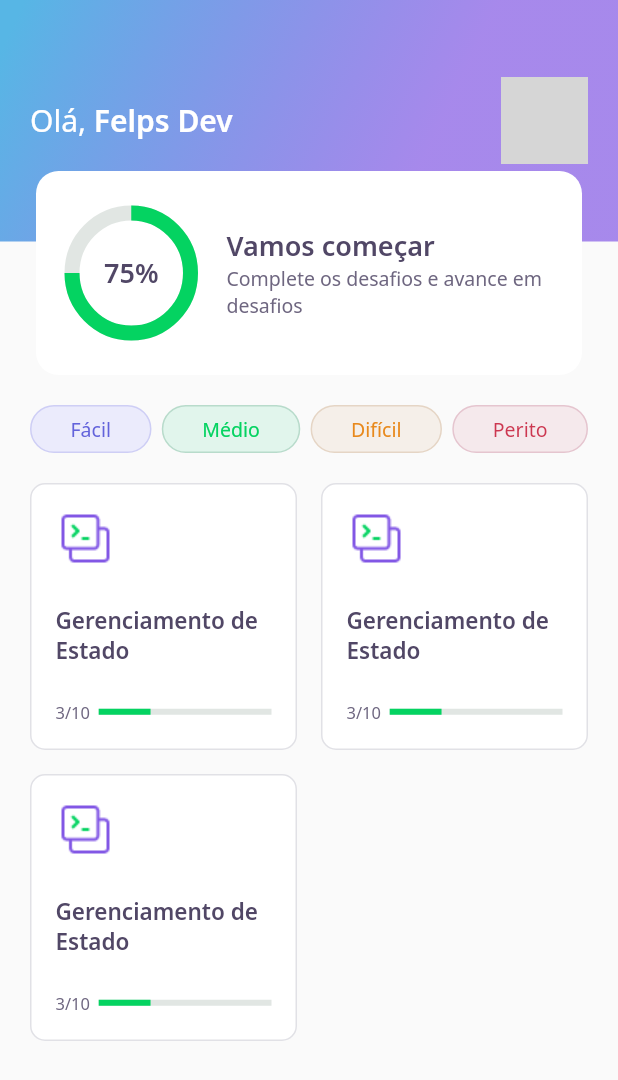
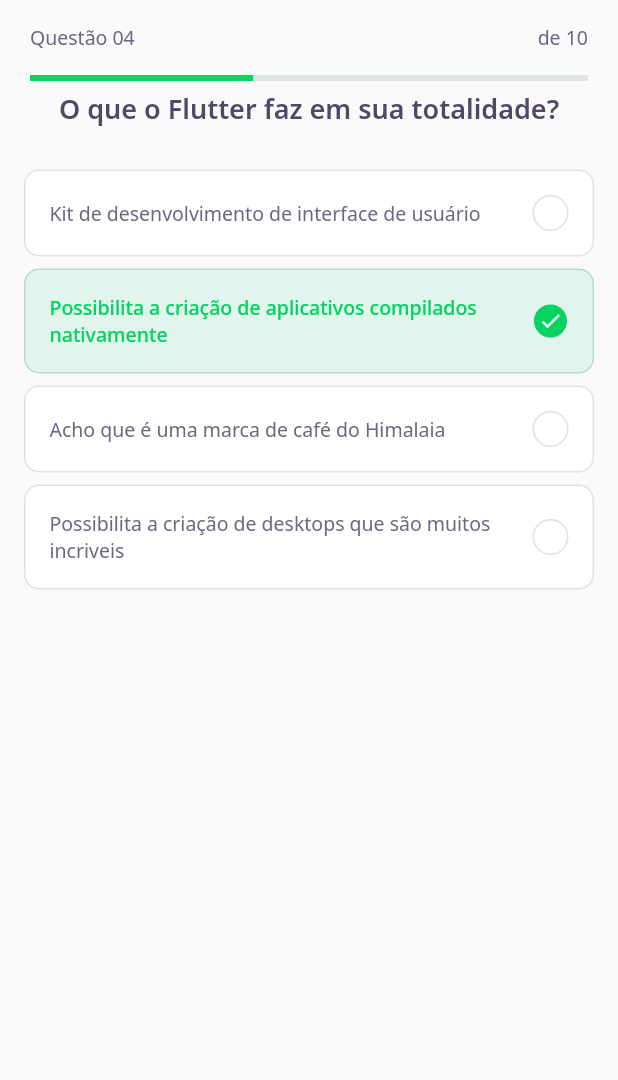
Before and after one commit to felixvicent/devquiz, a Flutter app: the screen it shows after launch, on a phone screen of 412 x 824 dp. Shown: the top 1080 px of the screen. Run offline on Flutter 3.47's test engine with Material 2 defaults, Android fonts, the phone set to English and light mode, and no system bars; our stand-ins replace google_fonts; grey boxes are pictures that could not be loaded.

Commit message:
Create challenges quiz

```diff
--- /dev/null
+++ b/lib/challenge/challenge_page.dart
@@ -0,0 +1,28 @@
+import 'package:dev_quiz/challenge/widgets/awnser/awnser_widget.dart';
+import 'package:dev_quiz/challenge/widgets/question_indicator/question_indicator_widget.dart';
+import 'package:dev_quiz/challenge/widgets/quiz/quiz_widget.dart';
+import 'package:flutter/material.dart';
+
+class ChallengePage extends StatefulWidget {
+  @override
+  _ChallengePageState createState() => _ChallengePageState();
+}
+
+class _ChallengePageState extends State<ChallengePage> {
+  @override
+  Widget build(BuildContext context) {
+    return Scaffold(
+      appBar: PreferredSize(
+        preferredSize: Size.fromHeight(60),
+        child: SafeArea(
+          child: QuestionIndicator()
+        ),
+      ),
+      body: Column(
+        children: [
+          QuizWidget(title: 'O que o Flutter faz em sua totalidade?',),
+        ],
+      ),
+    );
+  }
+}
--- /dev/null
+++ b/lib/challenge/widgets/awnser/awnser_widget.dart
@@ -0,0 +1,61 @@
+import 'package:dev_quiz/core/core.dart';
+import 'package:flutter/material.dart';
+
+class AwnserWidget extends StatelessWidget {
+  final String title;
+  final bool isRight;
+  final bool isSelected;
+
+  const AwnserWidget({
+    required this.title,
+    this.isRight = false,
+    this.isSelected = false
+  }) : super();
+
+  Color get _selectedColorRight => isRight ? AppColors.darkGreen : AppColors.darkRed;
+  Color get _selectedBorderRight => isRight ? AppColors.lightGreen : AppColors.lightRed;
+  Color get _selectedColorCardRight => isRight ? AppColors.lightGreen : AppColors.lightRed;
+  Color get _selectedBorderCardRight => isRight ? AppColors.green : AppColors.red;
+  TextStyle get _selectedTextStyleRight => isRight ? AppTextStyles.bodyDarkGreen : AppTextStyles.bodyDarkRed;
+  IconData get _selectedIconRight => isRight ? Icons.check : Icons.close;
+
+  @override
+  Widget build(BuildContext context) {
+    return Padding(
+      padding: const EdgeInsets.symmetric(horizontal: 16, vertical: 4),
+      child: Container(
+        padding: EdgeInsets.all(16),
+        decoration: BoxDecoration(
+          color: isSelected ? _selectedColorCardRight : AppColors.white,
+          borderRadius: BorderRadius.circular(10),
+          border:  Border.fromBorderSide(BorderSide(color: isSelected ? _selectedBorderCardRight : AppColors.border))
+        ),
+        child: Row(
+          mainAxisAlignment: MainAxisAlignment.spaceBetween,
+          children: [
+            Expanded(
+              child: Text(
+                title,
+                style: isSelected ? _selectedTextStyleRight:  AppTextStyles.body,
+              ),
+            ),
+            Container(
+              width: 24,
+              height: 24,
+              decoration: BoxDecoration(
+                color: isSelected ? _selectedColorRight : AppColors.white,
+                borderRadius: BorderRadius.circular(500),
+                border: Border.fromBorderSide(BorderSide(color: isSelected ? _selectedBorderRight:  AppColors.border))
+              ),
+              child: isSelected ? Icon (
+                _selectedIconRight,
+                color: AppColors.white,
+                size: 16,
+              ) : null
+            ),
+          ],
+        ),
+      ),
+    );
+  }
+}
--- /dev/null
+++ b/lib/challenge/widgets/question_indicator/question_indicator_widget.dart
@@ -0,0 +1,32 @@
+import 'package:dev_quiz/core/core.dart';
+import 'package:dev_quiz/shared/widgets/progess_indicator/progress_indicator_widget.dart';
+import 'package:flutter/material.dart';
+
+class QuestionIndicator extends StatelessWidget {
+  @override
+  Widget build(BuildContext context) {
+    return Container(
+      padding: const EdgeInsets.symmetric(horizontal: 20),
+      child: Column(
+        children: [
+          SizedBox(height: 16),
+          Row(
+            mainAxisAlignment: MainAxisAlignment.spaceBetween,
+            children: [
+              Text(
+                'Questão 04 ',
+                style: AppTextStyles.body,
+              ),
+              Text(
+                'de 10',
+                style: AppTextStyles.body,
+              )
+            ],
+          ),
+          SizedBox(height: 16),
+          ProgressIndicatorWidget(value: 0.4,)
+        ],
+      ),
+    );
+  }
+}
--- /dev/null
+++ b/lib/challenge/widgets/quiz/quiz_widget.dart
@@ -0,0 +1,34 @@
+import 'package:dev_quiz/challenge/widgets/awnser/awnser_widget.dart';
+import 'package:dev_quiz/core/core.dart';
+import 'package:flutter/material.dart';
+
+class QuizWidget extends StatelessWidget {
+  final String title;
+
+  const QuizWidget({required this.title}) : super();
+
+  @override
+  Widget build(BuildContext context) {
+    return Container(
+      child: Column(
+        children: [
+          Text(
+            title,
+            style: AppTextStyles.heading,
+          ),
+          SizedBox(height: 24),
+          AwnserWidget(title: 'Kit de desenvolvimento de interface de usuário'),
+          AwnserWidget(
+            title: 'Possibilita a criação de aplicativos compilados nativamente',
+            isRight: true,
+            isSelected: true
+          ),
+          AwnserWidget(title: 'Acho que é uma marca de café do Himalaia'),
+          AwnserWidget(
+            title: 'Possibilita a criação de desktops que são muitos incriveis'
+          ),
+        ],
+      ),
+    );
+  }
+}
--- a/lib/core/app_widget.dart
+++ b/lib/core/app_widget.dart
@@ -1,4 +1,5 @@
-import 'package:dev_quiz/home/home_page.dart';
+import 'package:dev_quiz/challenge/challenge_page.dart';
+// import 'package:dev_quiz/home/home_page.dart';
 // import 'package:dev_quiz/splash/splash_page.dart';
 import 'package:flutter/material.dart';
 
@@ -7,7 +8,7 @@ class AppWidget extends StatelessWidget {
   Widget build(BuildContext context) {
     return MaterialApp(
       title: "DevQuiz",
-      home: HomePage(),
+      home: ChallengePage(),
     );
   }
 }
--- a/lib/home/widgets/quiz_card/quiz_card_widget.dart
+++ b/lib/home/widgets/quiz_card/quiz_card_widget.dart
@@ -1,4 +1,5 @@
 import 'package:dev_quiz/core/core.dart';
+import 'package:dev_quiz/shared/widgets/progess_indicator/progress_indicator_widget.dart';
 import 'package:flutter/material.dart';
 
 class QuizCardWidget extends StatelessWidget {
@@ -36,11 +37,7 @@ class QuizCardWidget extends StatelessWidget {
               ),
               Expanded(
                 flex: 4,
-                child: LinearProgressIndicator(
-                  value: 0.3,
-                  backgroundColor: AppColors.chartSecondary,
-                  valueColor: AlwaysStoppedAnimation<Color>(AppColors.chartPrimary),
-                ),
+                child:  ProgressIndicatorWidget(value: 0.3)
               )
             ],
           )
--- /dev/null
+++ b/lib/shared/widgets/progess_indicator/progress_indicator_widget.dart
@@ -0,0 +1,18 @@
+import 'package:dev_quiz/core/core.dart';
+import 'package:flutter/material.dart';
+
+class ProgressIndicatorWidget extends StatelessWidget {
+
+  final double value;
+
+  const ProgressIndicatorWidget({Key? key, required this.value}) : super(key: key);
+
+  @override
+  Widget build(BuildContext context) {
+    return LinearProgressIndicator(
+      value: value,
+      backgroundColor: AppColors.chartSecondary,
+      valueColor: AlwaysStoppedAnimation<Color>(AppColors.chartPrimary),
+    );
+  }
+}
```
